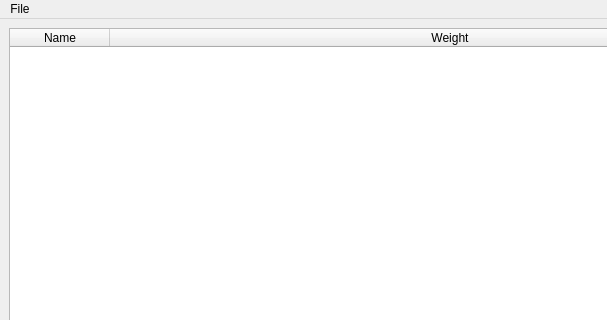
Heiss/ETF-Constituents, file src/ui/main.ui: the form before one commit; both pictures show x 0 to 607 and y 0 to 320 of the 800 by 600 pixel window.
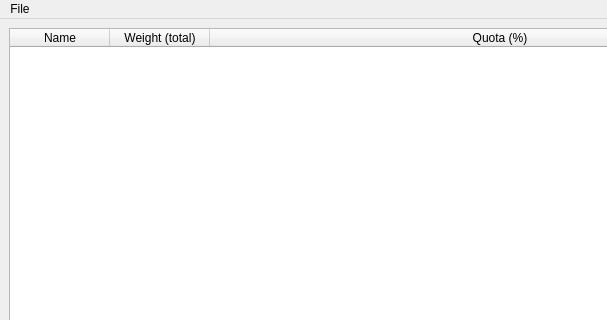
The form after the commit.

```diff
--- a/src/ui/main.ui
+++ b/src/ui/main.ui
@@ -38,7 +38,12 @@
         </column>
         <column>
          <property name="text">
-          <string>Weight</string>
+          <string>Weight (total)</string>
+         </property>
+        </column>
+        <column>
+         <property name="text">
+          <string>Quota (%)</string>
          </property>
         </column>
        </widget>
```
